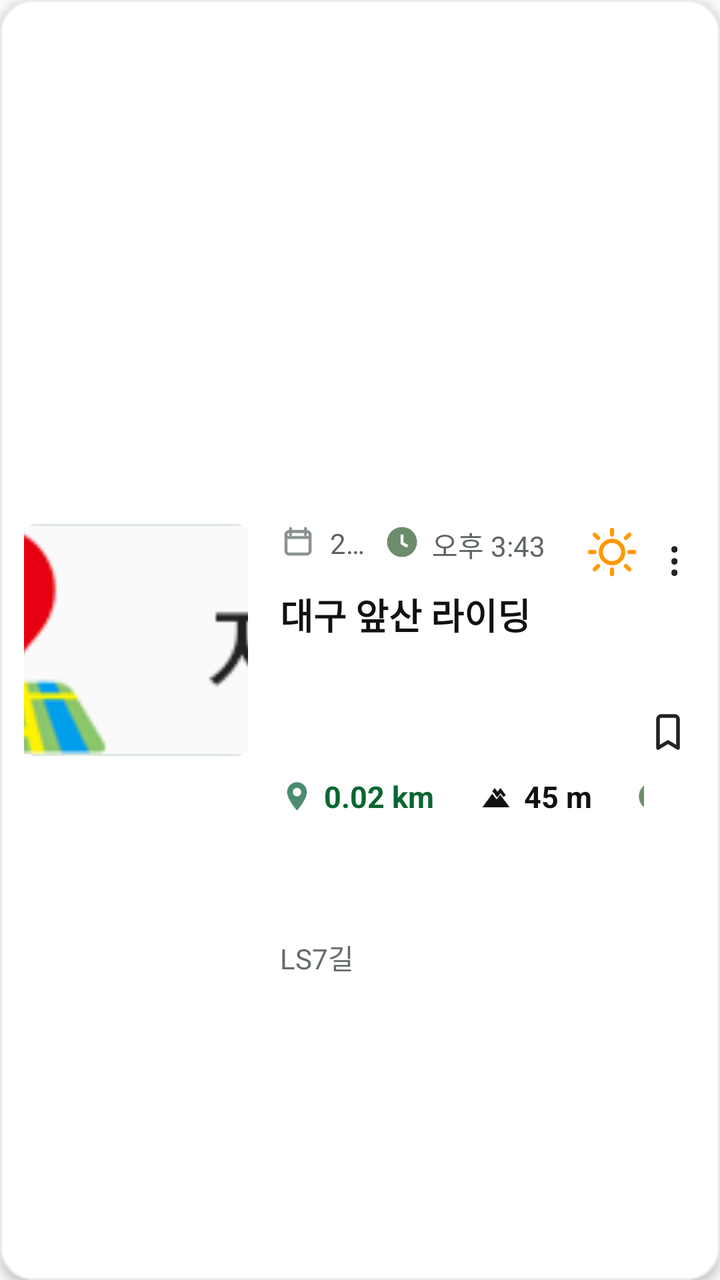
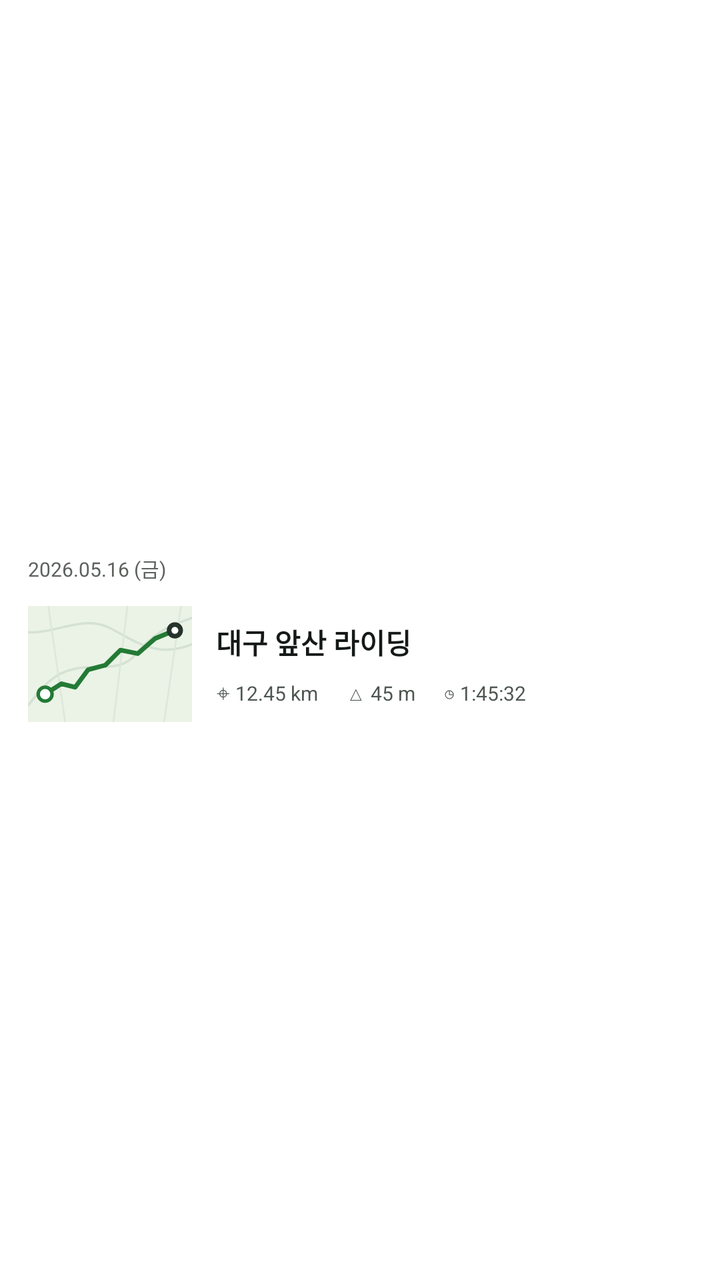

Compare the two renders of this Android layout. The source of the first and the diff that turns it into the second are given below.
<!-- AndroidManifest.xml: application theme AppTheme -->
<!-- res/layout/myreport_item.xml -->
<?xml version="1.0" encoding="utf-8"?>
<androidx.constraintlayout.widget.ConstraintLayout xmlns:android="http://schemas.android.com/apk/res/android"
    xmlns:app="http://schemas.android.com/apk/res-auto"
    xmlns:tools="http://schemas.android.com/tools"
    android:id="@+id/viewClick"
    android:layout_width="match_parent"
    android:layout_height="158dp"
    android:layout_marginBottom="8dp"
    android:background="@drawable/record_card_bg"
    android:clickable="true"
    android:elevation="3dp"
    android:focusable="true"
    android:paddingStart="12dp"
    android:paddingTop="12dp"
    android:paddingEnd="14dp"
    android:paddingBottom="12dp">

    <ImageView
        android:id="@+id/myimage"
        android:layout_width="112dp"
        android:layout_height="116dp"
        android:background="@drawable/home_map_preview_bg"
        android:padding="1dp"
        android:scaleType="centerCrop"
        android:src="@drawable/tap_map"
        app:layout_constraintBottom_toBottomOf="parent"
        app:layout_constraintStart_toStartOf="parent"
        app:layout_constraintTop_toTopOf="parent" />

    <ImageView
        android:id="@+id/record_date_icon"
        android:layout_width="18dp"
        android:layout_height="18dp"
        android:layout_marginStart="16dp"
        android:src="@drawable/records_ic_calendar"
        app:layout_constraintStart_toEndOf="@id/myimage"
        app:layout_constraintTop_toTopOf="@id/myimage" />

    <TextView
        android:id="@+id/record_date"
        android:layout_width="0dp"
        android:layout_height="wrap_content"
        android:layout_marginStart="7dp"
        android:layout_marginEnd="8dp"
        android:ellipsize="end"
        android:maxLines="1"
        android:text="2026. 05. 16 (금)"
        android:textColor="#5E6462"
        android:textSize="14sp"
        app:layout_constraintEnd_toStartOf="@id/record_time_icon"
        app:layout_constraintStart_toEndOf="@id/record_date_icon"
        app:layout_constraintTop_toTopOf="@id/record_date_icon" />

    <ImageView
        android:id="@+id/record_time_icon"
        android:layout_width="18dp"
        android:layout_height="18dp"
        android:layout_marginEnd="6dp"
        android:src="@drawable/riding_ic_clock"
        app:layout_constraintEnd_toStartOf="@id/record_time"
        app:layout_constraintTop_toTopOf="@id/record_date_icon" />

    <TextView
        android:id="@+id/record_time"
        android:layout_width="76dp"
        android:layout_height="wrap_content"
        android:ellipsize="end"
        android:maxLines="1"
        android:text="오후 3:43"
        android:textColor="#5E6462"
        android:textSize="14sp"
        app:layout_constraintEnd_toStartOf="@id/record_weather_icon"
        app:layout_constraintTop_toTopOf="@id/record_date_icon" />

    <ImageView
        android:id="@+id/record_weather_icon"
        android:layout_width="28dp"
        android:layout_height="28dp"
        android:layout_marginEnd="8dp"
        android:src="@drawable/records_ic_sun"
        app:layout_constraintEnd_toStartOf="@id/record_more"
        app:layout_constraintTop_toTopOf="@id/myimage" />

    <TextView
        android:id="@+id/record_more"
        android:layout_width="18dp"
        android:layout_height="28dp"
        android:gravity="center"
        android:text="⋮"
        android:textColor="#222222"
        android:textSize="24sp"
        app:layout_constraintEnd_toEndOf="parent"
        app:layout_constraintTop_toTopOf="@id/myimage" />

    <TextView
        android:id="@+id/record_name"
        android:layout_width="0dp"
        android:layout_height="wrap_content"
        android:layout_marginStart="16dp"
        android:layout_marginTop="14dp"
        android:layout_marginEnd="44dp"
        android:ellipsize="end"
        android:maxLines="1"
        android:text="대구 앞산 라이딩"
        android:textColor="#111111"
        android:textSize="18sp"
        android:textStyle="bold"
        app:layout_constraintEnd_toEndOf="parent"
        app:layout_constraintStart_toEndOf="@id/myimage"
        app:layout_constraintTop_toBottomOf="@id/record_date_icon" />

    <LinearLayout
        android:id="@+id/record_meta_row"
        android:layout_width="0dp"
        android:layout_height="wrap_content"
        android:layout_marginStart="16dp"
        android:layout_marginTop="18dp"
        android:gravity="center_vertical"
        android:orientation="horizontal"
        app:layout_constraintEnd_toStartOf="@id/record_bookmark_icon"
        app:layout_constraintStart_toEndOf="@id/myimage"
        app:layout_constraintTop_toBottomOf="@id/record_name">

        <ImageView
            android:layout_width="17dp"
            android:layout_height="17dp"
            android:src="@drawable/riding_ic_pin" />

        <TextView
            android:id="@+id/my_dis"
            android:layout_width="wrap_content"
            android:layout_height="wrap_content"
            android:layout_marginStart="5dp"
            android:text="0.02 km"
            android:textColor="#096631"
            android:textSize="15sp"
            android:textStyle="bold" />

        <ImageView
            android:layout_width="18dp"
            android:layout_height="18dp"
            android:layout_marginStart="22dp"
            android:src="@drawable/ic_mountain_home" />

        <TextView
            android:id="@+id/my_get"
            android:layout_width="wrap_content"
            android:layout_height="wrap_content"
            android:layout_marginStart="5dp"
            android:text="45 m"
            android:textColor="#111111"
            android:textSize="15sp"
            android:textStyle="bold" />

        <ImageView
            android:layout_width="17dp"
            android:layout_height="17dp"
            android:layout_marginStart="22dp"
            android:src="@drawable/riding_ic_clock" />

        <TextView
            android:id="@+id/my_time"
            android:layout_width="wrap_content"
            android:layout_height="wrap_content"
            android:layout_marginStart="5dp"
            android:text="1시간 0분"
            android:textColor="#111111"
            android:textSize="15sp"
            android:textStyle="bold" />
    </LinearLayout>

    <TextView
        android:id="@+id/record_adress"
        android:layout_width="0dp"
        android:layout_height="wrap_content"
        android:layout_marginStart="16dp"
        android:layout_marginTop="10dp"
        android:layout_marginEnd="44dp"
        android:ellipsize="end"
        android:maxLines="1"
        android:text="LS7길"
        android:textColor="#646C67"
        android:textSize="14sp"
        app:layout_constraintEnd_toEndOf="parent"
        app:layout_constraintStart_toEndOf="@id/myimage"
        app:layout_constraintTop_toBottomOf="@id/record_meta_row" />

    <ImageView
        android:id="@+id/record_bookmark_icon"
        android:layout_width="24dp"
        android:layout_height="24dp"
        android:src="@drawable/drawer_ic_bookmark_custom"
        app:layout_constraintBottom_toBottomOf="@id/myimage"
        app:layout_constraintEnd_toEndOf="parent" />

    <TextView
        android:id="@+id/record_recent_label"
        android:layout_width="1dp"
        android:layout_height="1dp"
        android:visibility="gone"
        tools:visibility="gone" />

    <TextView
        android:id="@+id/record_section_label"
        android:layout_width="1dp"
        android:layout_height="1dp"
        android:visibility="gone"
        tools:visibility="gone" />
</androidx.constraintlayout.widget.ConstraintLayout>
<!-- resources referenced by this layout -->
<resources>
  <!-- drawable drawer_ic_bookmark_custom (drawable) -->
  <vector xmlns:android="http://schemas.android.com/apk/res/android"
      android:width="24dp"
      android:height="24dp"
      android:viewportWidth="24"
      android:viewportHeight="24">
      <path
          android:fillColor="#00000000"
          android:pathData="M7,5.5c0,-0.8 0.7,-1.5 1.5,-1.5h7c0.8,0 1.5,0.7 1.5,1.5V20l-5,-3 -5,3z"
          android:strokeWidth="1.8"
          android:strokeColor="#202423"
          android:strokeLineJoin="round"
          android:strokeLineCap="round" />
  </vector>
  <!-- drawable home_map_preview_bg (drawable) -->
  <?xml version="1.0" encoding="utf-8"?>
  <shape xmlns:android="http://schemas.android.com/apk/res/android"
      android:shape="rectangle">
      <solid android:color="#DDE8DD" />
      <corners android:radius="6dp" />
  </shape>
  <!-- drawable ic_mountain_home (drawable) -->
  <vector xmlns:android="http://schemas.android.com/apk/res/android"
      android:width="20dp"
      android:height="20dp"
      android:viewportWidth="24"
      android:viewportHeight="24">
      <path
          android:fillColor="#111111"
          android:pathData="M3,19l6.5,-9 2.8,3.8 2.5,-3.1L21,19zM9.5,8.5l1.6,-2.3L13,8.7 15,6.2 18.5,11l-1.6,1.2L15,9.7l-2.3,2.8 -1.6,-2.2L11,10z" />
  </vector>
  <!-- drawable record_card_bg (drawable) -->
  <?xml version="1.0" encoding="utf-8"?>
  <shape xmlns:android="http://schemas.android.com/apk/res/android">
      <solid android:color="#FFFFFF" />
      <corners android:radius="16dp" />
      <stroke
          android:width="1dp"
          android:color="#E9ECE8" />
  </shape>
  <!-- drawable records_ic_calendar (drawable) -->
  <vector xmlns:android="http://schemas.android.com/apk/res/android"
      android:width="18dp"
      android:height="18dp"
      android:viewportWidth="24"
      android:viewportHeight="24">
      <path
          android:fillColor="#00000000"
          android:pathData="M7,3v4M17,3v4M4,9h16M6,5h12c1.1,0 2,0.9 2,2v11c0,1.1 -0.9,2 -2,2H6c-1.1,0 -2,-0.9 -2,-2V7c0,-1.1 0.9,-2 2,-2z"
          android:strokeWidth="2"
          android:strokeColor="#8B9290"
          android:strokeLineJoin="round"
          android:strokeLineCap="round" />
  </vector>
  <!-- drawable records_ic_sun (drawable) -->
  <vector xmlns:android="http://schemas.android.com/apk/res/android"
      android:width="28dp"
      android:height="28dp"
      android:viewportWidth="24"
      android:viewportHeight="24">
      <path
          android:fillColor="#00000000"
          android:pathData="M12,7.2a4.8,4.8 0,1 0,0 9.6a4.8,4.8 0,0 0,0 -9.6zM12,2.5v2M12,19.5v2M4.6,4.6l1.4,1.4M18,18l1.4,1.4M2.5,12h2M19.5,12h2M4.6,19.4L6,18M18,6l1.4,-1.4"
          android:strokeWidth="1.8"
          android:strokeColor="#FF9900"
          android:strokeLineCap="round" />
  </vector>
  <!-- drawable riding_ic_clock (drawable) -->
  <vector xmlns:android="http://schemas.android.com/apk/res/android"
      android:width="20dp"
      android:height="20dp"
      android:viewportWidth="24"
      android:viewportHeight="24">
      <path
          android:fillColor="#6D8C6C"
          android:pathData="M12,2a10,10 0,1 0,0 20,10 10,0 0,0 0,-20zM11,7h2v5.2l3.2,1.9 -1,1.7L11,13.3V7z" />
  </vector>
  <!-- drawable riding_ic_pin (drawable) -->
  <vector xmlns:android="http://schemas.android.com/apk/res/android"
      android:width="20dp"
      android:height="20dp"
      android:viewportWidth="24"
      android:viewportHeight="24">
      <path
          android:fillColor="#4C8B6E"
          android:pathData="M12,2a7,7 0,0 0,-7 7c0,5.2 7,13 7,13s7,-7.8 7,-13a7,7 0,0 0,-7 -7zM12,12a3,3 0,1 1,0 -6,3 3,0 0,1 0,6z" />
  </vector>
  <!-- drawable tap_map: png bitmap (drawable, 9988 bytes) -->
  <color name="colorPrimary">#181818</color>
  <color name="colorPrimaryDark">#181818</color>
  <color name="colorAccent">#03DAC5</color>
  <!-- unchanged entries left out for length: 1 -->
</resources>

<!-- the commit's change to res/layout/myreport_item.xml (unified diff, before → after) -->
@@ -1,209 +1,73 @@
 <?xml version="1.0" encoding="utf-8"?>
-<androidx.constraintlayout.widget.ConstraintLayout xmlns:android="http://schemas.android.com/apk/res/android"
-    xmlns:app="http://schemas.android.com/apk/res-auto"
+<LinearLayout xmlns:android="http://schemas.android.com/apk/res/android"
     xmlns:tools="http://schemas.android.com/tools"
     android:id="@+id/viewClick"
     android:layout_width="match_parent"
-    android:layout_height="158dp"
-    android:layout_marginBottom="8dp"
-    android:background="@drawable/record_card_bg"
+    android:layout_height="104dp"
+    android:background="#FFFFFF"
     android:clickable="true"
-    android:elevation="3dp"
     android:focusable="true"
-    android:paddingStart="12dp"
-    android:paddingTop="12dp"
-    android:paddingEnd="14dp"
-    android:paddingBottom="12dp">
-
-    <ImageView
-        android:id="@+id/myimage"
-        android:layout_width="112dp"
-        android:layout_height="116dp"
-        android:background="@drawable/home_map_preview_bg"
-        android:padding="1dp"
-        android:scaleType="centerCrop"
-        android:src="@drawable/tap_map"
-        app:layout_constraintBottom_toBottomOf="parent"
-        app:layout_constraintStart_toStartOf="parent"
-        app:layout_constraintTop_toTopOf="parent" />
-
-    <ImageView
-        android:id="@+id/record_date_icon"
-        android:layout_width="18dp"
-        android:layout_height="18dp"
-        android:layout_marginStart="16dp"
-        android:src="@drawable/records_ic_calendar"
-        app:layout_constraintStart_toEndOf="@id/myimage"
-        app:layout_constraintTop_toTopOf="@id/myimage" />
+    android:gravity="center_vertical"
+    android:orientation="vertical"
+    android:paddingStart="14dp"
+    android:paddingEnd="14dp">
 
     <TextView
         android:id="@+id/record_date"
-        android:layout_width="0dp"
-        android:layout_height="wrap_content"
-        android:layout_marginStart="7dp"
-        android:layout_marginEnd="8dp"
-        android:ellipsize="end"
-        android:maxLines="1"
-        android:text="2026. 05. 16 (금)"
-        android:textColor="#5E6462"
-        android:textSize="14sp"
-        app:layout_constraintEnd_toStartOf="@id/record_time_icon"
-        app:layout_constraintStart_toEndOf="@id/record_date_icon"
-        app:layout_constraintTop_toTopOf="@id/record_date_icon" />
-
-    <ImageView
-        android:id="@+id/record_time_icon"
-        android:layout_width="18dp"
-        android:layout_height="18dp"
-        android:layout_marginEnd="6dp"
-        android:src="@drawable/riding_ic_clock"
-        app:layout_constraintEnd_toStartOf="@id/record_time"
-        app:layout_constraintTop_toTopOf="@id/record_date_icon" />
-
-    <TextView
-        android:id="@+id/record_time"
-        android:layout_width="76dp"
-        android:layout_height="wrap_content"
-        android:ellipsize="end"
-        android:maxLines="1"
-        android:text="오후 3:43"
-        android:textColor="#5E6462"
-        android:textSize="14sp"
-        app:layout_constraintEnd_toStartOf="@id/record_weather_icon"
-        app:layout_constraintTop_toTopOf="@id/record_date_icon" />
-
-    <ImageView
-        android:id="@+id/record_weather_icon"
-        android:layout_width="28dp"
-        android:layout_height="28dp"
-        android:layout_marginEnd="8dp"
-        android:src="@drawable/records_ic_sun"
-        app:layout_constraintEnd_toStartOf="@id/record_more"
-        app:layout_constraintTop_toTopOf="@id/myimage" />
-
-    <TextView
-        android:id="@+id/record_more"
-        android:layout_width="18dp"
-        android:layout_height="28dp"
-        android:gravity="center"
-        android:text="⋮"
-        android:textColor="#222222"
-        android:textSize="24sp"
-        app:layout_constraintEnd_toEndOf="parent"
-        app:layout_constraintTop_toTopOf="@id/myimage" />
-
-    <TextView
-        android:id="@+id/record_name"
-        android:layout_width="0dp"
-        android:layout_height="wrap_content"
-        android:layout_marginStart="16dp"
-        android:layout_marginTop="14dp"
-        android:layout_marginEnd="44dp"
-        android:ellipsize="end"
-        android:maxLines="1"
-        android:text="대구 앞산 라이딩"
-        android:textColor="#111111"
-        android:textSize="18sp"
-        android:textStyle="bold"
-        app:layout_constraintEnd_toEndOf="parent"
-        app:layout_constraintStart_toEndOf="@id/myimage"
-        app:layout_constraintTop_toBottomOf="@id/record_date_icon" />
+        android:layout_width="match_parent"
+        android:layout_height="24dp"
+        android:gravity="center_vertical"
+        android:text="2026.05.16 (금)"
+        android:textColor="#5C625E"
+        android:textSize="10sp" />
 
     <LinearLayout
-        android:id="@+id/record_meta_row"
-        android:layout_width="0dp"
-        android:layout_height="wrap_content"
-        android:layout_marginStart="16dp"
-        android:layout_marginTop="18dp"
+        android:layout_width="match_parent"
+        android:layout_height="72dp"
         android:gravity="center_vertical"
-        android:orientation="horizontal"
-        app:layout_constraintEnd_toStartOf="@id/record_bookmark_icon"
-        app:layout_constraintStart_toEndOf="@id/myimage"
-        app:layout_constraintTop_toBottomOf="@id/record_name">
+        android:orientation="horizontal">
 
         <ImageView
-            android:layout_width="17dp"
-            android:layout_height="17dp"
-            android:src="@drawable/riding_ic_pin" />
+            android:id="@+id/myimage"
+            android:layout_width="82dp"
+            android:layout_height="58dp"
+            android:background="@drawable/home_map_preview_bg"
+            android:scaleType="centerCrop"
+            android:src="@drawable/trailgo_route_preview" />
 
-        <TextView
-            android:id="@+id/my_dis"
-            android:layout_width="wrap_content"
+        <LinearLayout
+            android:layout_width="0dp"
             android:layout_height="wrap_content"
-            android:layout_marginStart="5dp"
-            android:text="0.02 km"
-            android:textColor="#096631"
-            android:textSize="15sp"
-            android:textStyle="bold" />
-
-        <ImageView
-            android:layout_width="18dp"
-            android:layout_height="18dp"
-            android:layout_marginStart="22dp"
-            android:src="@drawable/ic_mountain_home" />
-
-        <TextView
-            android:id="@+id/my_get"
-            android:layout_width="wrap_content"
-            android:layout_height="wrap_content"
-            android:layout_marginStart="5dp"
-            android:text="45 m"
-            android:textColor="#111111"
-            android:textSize="15sp"
-            android:textStyle="bold" />
-
-        <ImageView
-            android:layout_width="17dp"
-            android:layout_height="17dp"
-            android:layout_marginStart="22dp"
-            android:src="@drawable/riding_ic_clock" />
-
-        <TextView
-            android:id="@+id/my_time"
-            android:layout_width="wrap_content"
-            android:layout_height="wrap_content"
-            android:layout_marginStart="5dp"
-            android:text="1시간 0분"
-            android:textColor="#111111"
-            android:textSize="15sp"
-            android:textStyle="bold" />
+            android:layout_marginStart="12dp"
+            android:layout_weight="1"
+            android:orientation="vertical">
+            <TextView
+                android:id="@+id/record_name"
+                android:layout_width="match_parent"
+                android:layout_height="wrap_content"
+                android:ellipsize="end"
+                android:maxLines="1"
+                android:text="대구 앞산 라이딩"
+                android:textColor="#151A17"
+                android:textSize="14sp"
+                android:textStyle="bold" />
+            <LinearLayout
+                android:layout_width="match_parent"
+                android:layout_height="wrap_content"
+                android:layout_marginTop="8dp"
+                android:gravity="center_vertical"
+                android:orientation="horizontal">
+                <TextView android:id="@+id/my_dis" style="@style/RecordListMeta" android:text="⌖ 12.45 km" />
+                <TextView android:id="@+id/my_get" style="@style/RecordListMeta" android:text="△ 45 m" />
+                <TextView android:id="@+id/my_time" style="@style/RecordListMeta" android:text="◷ 1:45:32" />
+            </LinearLayout>
+        </LinearLayout>
     </LinearLayout>
 
-    <TextView
-        android:id="@+id/record_adress"
-        android:layout_width="0dp"
-        android:layout_height="wrap_content"
-        android:layout_marginStart="16dp"
-        android:layout_marginTop="10dp"
-        android:layout_marginEnd="44dp"
-        android:ellipsize="end"
-        android:maxLines="1"
-        android:text="LS7길"
-        android:textColor="#646C67"
-        android:textSize="14sp"
-        app:layout_constraintEnd_toEndOf="parent"
-        app:layout_constraintStart_toEndOf="@id/myimage"
-        app:layout_constraintTop_toBottomOf="@id/record_meta_row" />
-
-    <ImageView
-        android:id="@+id/record_bookmark_icon"
-        android:layout_width="24dp"
-        android:layout_height="24dp"
-        android:src="@drawable/drawer_ic_bookmark_custom"
-        app:layout_constraintBottom_toBottomOf="@id/myimage"
-        app:layout_constraintEnd_toEndOf="parent" />
-
-    <TextView
-        android:id="@+id/record_recent_label"
-        android:layout_width="1dp"
-        android:layout_height="1dp"
-        android:visibility="gone"
-        tools:visibility="gone" />
-
-    <TextView
-        android:id="@+id/record_section_label"
-        android:layout_width="1dp"
-        android:layout_height="1dp"
-        android:visibility="gone"
-        tools:visibility="gone" />
-</androidx.constraintlayout.widget.ConstraintLayout>
+    <TextView android:id="@+id/record_time" android:layout_width="1dp" android:layout_height="1dp" android:visibility="gone" />
+    <ImageView android:id="@+id/record_weather_icon" android:layout_width="1dp" android:layout_height="1dp" android:visibility="gone" />
+    <TextView android:id="@+id/record_adress" android:layout_width="1dp" android:layout_height="1dp" android:visibility="gone" />
+    <ImageView android:id="@+id/record_bookmark_icon" android:layout_width="1dp" android:layout_height="1dp" android:visibility="gone" />
+    <TextView android:id="@+id/record_recent_label" android:layout_width="1dp" android:layout_height="1dp" android:visibility="gone" tools:visibility="gone" />
+    <TextView android:id="@+id/record_section_label" android:layout_width="1dp" android:layout_height="1dp" android:visibility="gone" tools:visibility="gone" />
+</LinearLayout>
<!-- resource entries referenced after the edit -->
@@ -1,19 +1,5 @@
 <!-- resources referenced by this layout -->
 <resources>
-  <!-- drawable drawer_ic_bookmark_custom (drawable) -->
-  <vector xmlns:android="http://schemas.android.com/apk/res/android"
-      android:width="24dp"
-      android:height="24dp"
-      android:viewportWidth="24"
-      android:viewportHeight="24">
-      <path
-          android:fillColor="#00000000"
-          android:pathData="M7,5.5c0,-0.8 0.7,-1.5 1.5,-1.5h7c0.8,0 1.5,0.7 1.5,1.5V20l-5,-3 -5,3z"
-          android:strokeWidth="1.8"
-          android:strokeColor="#202423"
-          android:strokeLineJoin="round"
-          android:strokeLineCap="round" />
-  </vector>
   <!-- drawable home_map_preview_bg (drawable) -->
   <?xml version="1.0" encoding="utf-8"?>
   <shape xmlns:android="http://schemas.android.com/apk/res/android"
@@ -21,73 +7,29 @@
       <solid android:color="#DDE8DD" />
       <corners android:radius="6dp" />
   </shape>
-  <!-- drawable ic_mountain_home (drawable) -->
+  <!-- drawable trailgo_route_preview (drawable) -->
+  <?xml version="1.0" encoding="utf-8"?>
   <vector xmlns:android="http://schemas.android.com/apk/res/android"
-      android:width="20dp"
-      android:height="20dp"
-      android:viewportWidth="24"
-      android:viewportHeight="24">
-      <path
-          android:fillColor="#111111"
-          android:pathData="M3,19l6.5,-9 2.8,3.8 2.5,-3.1L21,19zM9.5,8.5l1.6,-2.3L13,8.7 15,6.2 18.5,11l-1.6,1.2L15,9.7l-2.3,2.8 -1.6,-2.2L11,10z" />
+      android:width="160dp"
+      android:height="100dp"
+      android:viewportWidth="160"
+      android:viewportHeight="100">
+      <path android:fillColor="#EAF3E6" android:pathData="M0,0H160V100H0Z" />
+      <path android:fillColor="@android:color/transparent" android:strokeColor="#D5E1D3" android:strokeWidth="2" android:pathData="M-10,18C25,34 52,3 82,20S130,48 170,23" />
+      <path android:fillColor="@android:color/transparent" android:strokeColor="#D5E1D3" android:strokeWidth="2" android:pathData="M5,91C24,67 31,58 50,54S89,58 103,41S129,17 158,8" />
+      <path android:fillColor="@android:color/transparent" android:strokeColor="#DDE7DB" android:strokeWidth="1.5" android:pathData="M26,-5L42,105M96,-8L82,108M142,-5L126,105" />
+      <path android:fillColor="@android:color/transparent" android:strokeColor="#237A35" android:strokeWidth="4" android:strokeLineCap="round" android:strokeLineJoin="round" android:pathData="M24,76L38,67L50,70L61,55L76,51L89,38L104,41L119,28L136,21" />
+      <path android:fillColor="#FFFFFF" android:strokeColor="#237A35" android:strokeWidth="3" android:pathData="M24,70A6,6 0,1 1,24 82A6,6 0,1 1,24 70" />
+      <path android:fillColor="#26332B" android:pathData="M136,14A7,7 0,1 1,136 28A7,7 0,1 1,136 14" />
+      <path android:fillColor="#FFFFFF" android:pathData="M136,18A3,3 0,1 1,136 24A3,3 0,1 1,136 18" />
   </vector>
-  <!-- drawable record_card_bg (drawable) -->
-  <?xml version="1.0" encoding="utf-8"?>
-  <shape xmlns:android="http://schemas.android.com/apk/res/android">
-      <solid android:color="#FFFFFF" />
-      <corners android:radius="16dp" />
-      <stroke
-          android:width="1dp"
-          android:color="#E9ECE8" />
-  </shape>
-  <!-- drawable records_ic_calendar (drawable) -->
-  <vector xmlns:android="http://schemas.android.com/apk/res/android"
-      android:width="18dp"
-      android:height="18dp"
-      android:viewportWidth="24"
-      android:viewportHeight="24">
-      <path
-          android:fillColor="#00000000"
-          android:pathData="M7,3v4M17,3v4M4,9h16M6,5h12c1.1,0 2,0.9 2,2v11c0,1.1 -0.9,2 -2,2H6c-1.1,0 -2,-0.9 -2,-2V7c0,-1.1 0.9,-2 2,-2z"
-          android:strokeWidth="2"
-          android:strokeColor="#8B9290"
-          android:strokeLineJoin="round"
-          android:strokeLineCap="round" />
-  </vector>
-  <!-- drawable records_ic_sun (drawable) -->
-  <vector xmlns:android="http://schemas.android.com/apk/res/android"
-      android:width="28dp"
-      android:height="28dp"
-      android:viewportWidth="24"
-      android:viewportHeight="24">
-      <path
-          android:fillColor="#00000000"
-          android:pathData="M12,7.2a4.8,4.8 0,1 0,0 9.6a4.8,4.8 0,0 0,0 -9.6zM12,2.5v2M12,19.5v2M4.6,4.6l1.4,1.4M18,18l1.4,1.4M2.5,12h2M19.5,12h2M4.6,19.4L6,18M18,6l1.4,-1.4"
-          android:strokeWidth="1.8"
-          android:strokeColor="#FF9900"
-          android:strokeLineCap="round" />
-  </vector>
-  <!-- drawable riding_ic_clock (drawable) -->
-  <vector xmlns:android="http://schemas.android.com/apk/res/android"
-      android:width="20dp"
-      android:height="20dp"
-      android:viewportWidth="24"
-      android:viewportHeight="24">
-      <path
-          android:fillColor="#6D8C6C"
-          android:pathData="M12,2a10,10 0,1 0,0 20,10 10,0 0,0 0,-20zM11,7h2v5.2l3.2,1.9 -1,1.7L11,13.3V7z" />
-  </vector>
-  <!-- drawable riding_ic_pin (drawable) -->
-  <vector xmlns:android="http://schemas.android.com/apk/res/android"
-      android:width="20dp"
-      android:height="20dp"
-      android:viewportWidth="24"
-      android:viewportHeight="24">
-      <path
-          android:fillColor="#4C8B6E"
-          android:pathData="M12,2a7,7 0,0 0,-7 7c0,5.2 7,13 7,13s7,-7.8 7,-13a7,7 0,0 0,-7 -7zM12,12a3,3 0,1 1,0 -6,3 3,0 0,1 0,6z" />
-  </vector>
-  <!-- drawable tap_map: png bitmap (drawable, 9988 bytes) -->
+  <style name="RecordListMeta">
+          <item name="android:layout_width">wrap_content</item>
+          <item name="android:layout_height">wrap_content</item>
+          <item name="android:layout_marginEnd">14dp</item>
+          <item name="android:textColor">#4E5751</item>
+          <item name="android:textSize">10sp</item>
+      </style>
   <color name="colorPrimary">#181818</color>
   <color name="colorPrimaryDark">#181818</color>
   <color name="colorAccent">#03DAC5</color>
